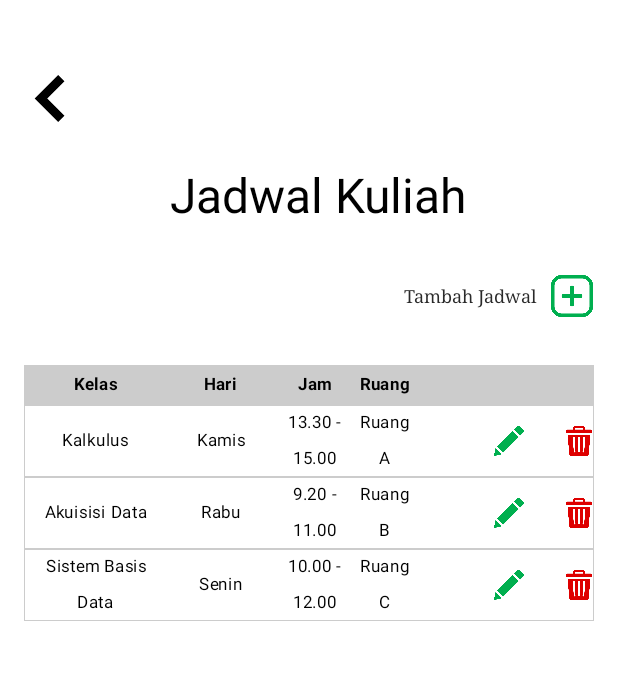
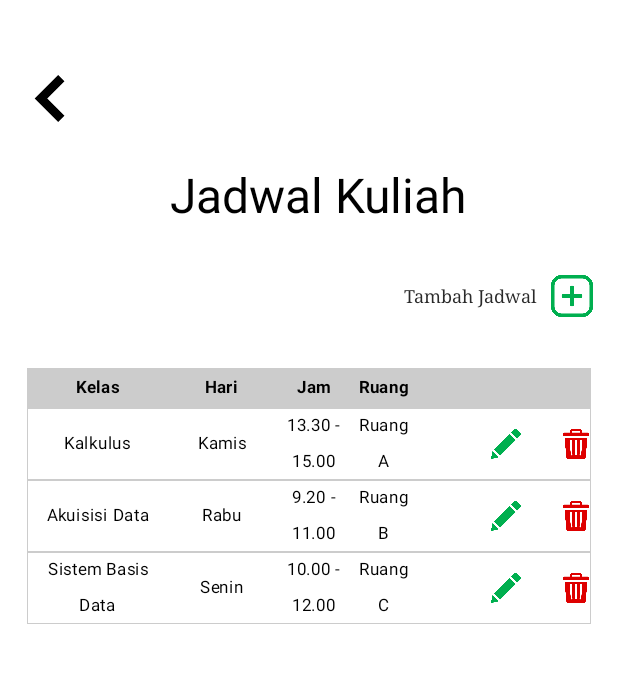
Before and after one commit to flelrmu/PresensiKita, an Android app built with Jetpack Compose: the @Preview function Preview, on a phone screen of 412 x 824 dp, the part 84-767 px from its top. Run offline under Robolectric (Android 15) with nearby library versions, the phone set to English and light mode, and no system bars; network calls fail.

Commit message:
update activity jadwal kuliah

```diff
--- a/app/src/main/java/com/example/presensikita/ui/jadwal_kuliah/DaftarJadwalKuliah.kt
+++ b/app/src/main/java/com/example/presensikita/ui/jadwal_kuliah/DaftarJadwalKuliah.kt
@@ -124,7 +124,7 @@ fun ScheduleTable(
     Column(
         modifier = Modifier
             .fillMaxWidth()
-//            .padding(16.dp)
+            .padding(2.dp)
     ) {
         Row(
             modifier = Modifier.fillMaxWidth()
@@ -144,7 +144,7 @@ fun ScheduleTable(
                 modifier = Modifier
                     .fillMaxWidth()
 //                    .padding(vertical = 1.dp)
-                    .border(0.35.dp, Color.LightGray), // Border di setiap baris
+                    .border(0.4.dp, Color.LightGray), // Border di setiap baris
                 verticalAlignment = Alignment.CenterVertically
             ) {
                 TableCell(schedule.kelas)
```
